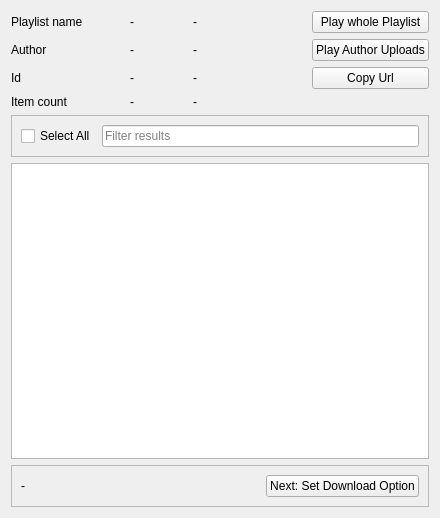
Above: src/playlistview.ui from keshavbhatt/playlist-dl before the change. Below: the same form after it.
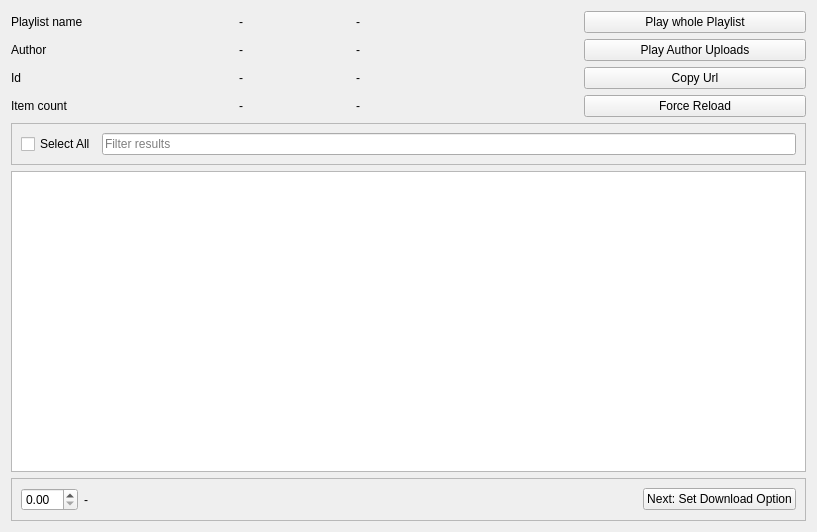
That is the form after the change. Icons and pictures are not drawn. Custom widgets are drawn as their Qt base class.

Commit message: feat: ver 2.1 add force reload

```diff
--- a/src/playlistview.ui
+++ b/src/playlistview.ui
@@ -6,8 +6,8 @@
    <rect>
     <x>0</x>
     <y>0</y>
-    <width>440</width>
-    <height>518</height>
+    <width>817</width>
+    <height>532</height>
    </rect>
   </property>
   <property name="windowTitle">
@@ -154,6 +154,20 @@
        </property>
       </widget>
      </item>
+     <item row="3" column="3">
+      <widget class="QPushButton" name="forceReload">
+       <property name="toolTip">
+        <string>&lt;html&gt;&lt;head/&gt;&lt;body&gt;&lt;p&gt;Reload the Playlist content ignoring the cache&lt;/p&gt;&lt;/body&gt;&lt;/html&gt;</string>
+       </property>
+       <property name="text">
+        <string>Force Reload</string>
+       </property>
+       <property name="icon">
+        <iconset resource="icons.qrc">
+         <normaloff>:/icons/others/primo/button_blue_repeat.png</normaloff>:/icons/others/primo/button_blue_repeat.png</iconset>
+       </property>
+      </widget>
+     </item>
     </layout>
    </item>
    <item>
@@ -191,6 +205,9 @@
       <enum>QFrame::Plain</enum>
      </property>
      <layout class="QHBoxLayout" name="horizontalLayout_2">
+      <item>
+       <widget class="QDoubleSpinBox" name="doubleSpinBox"/>
+      </item>
       <item>
        <widget class="ElidedLabel" name="status_label">
         <property name="sizePolicy">
```
Left out of the diff: 14 changed lines with no effect on the pictures. The commit also changes 8 other files.
